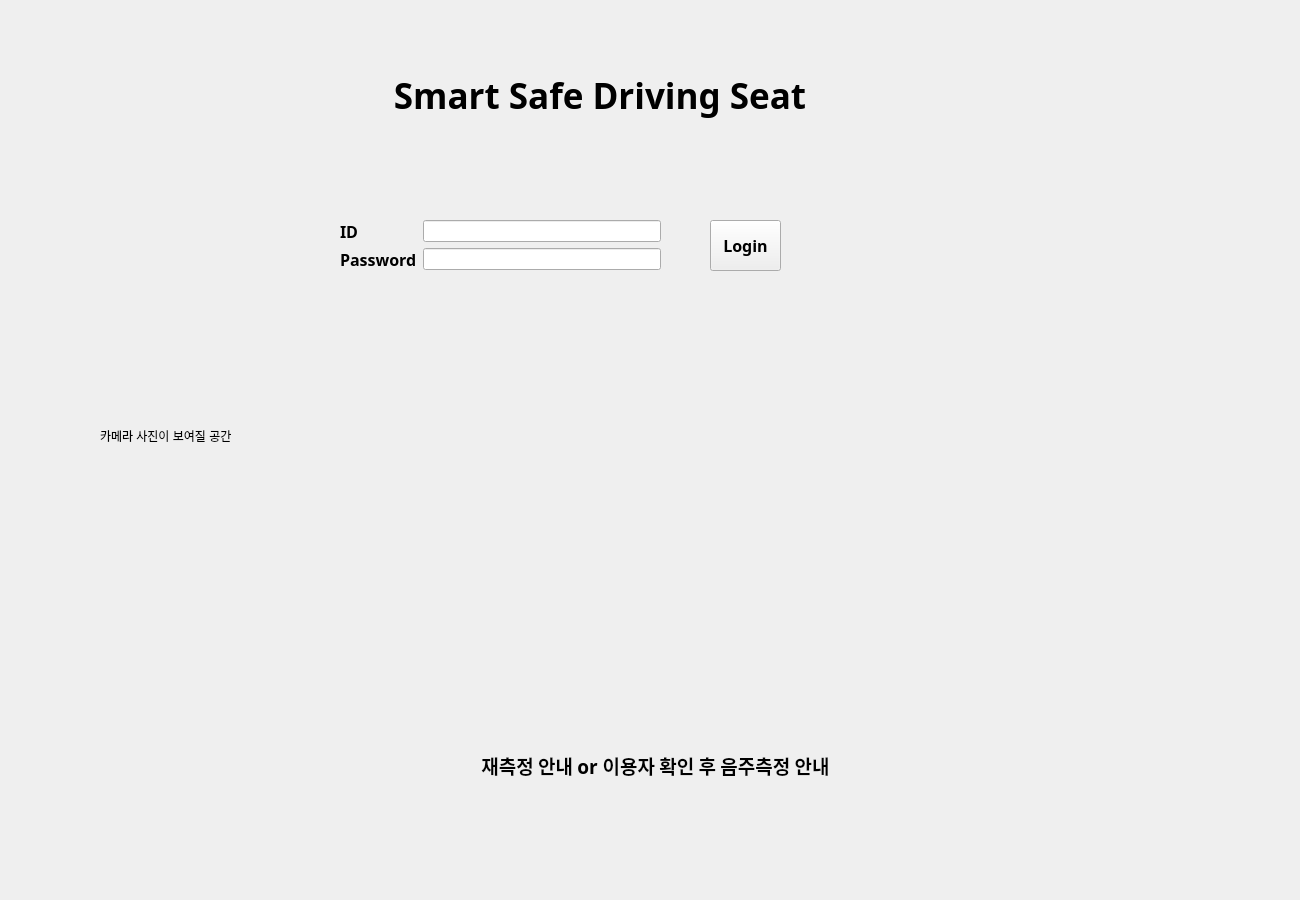
Before: the Qt Designer form pyqt_SSS.ui in curiousLionH/Capstone_Project, drawn with Qt 5.
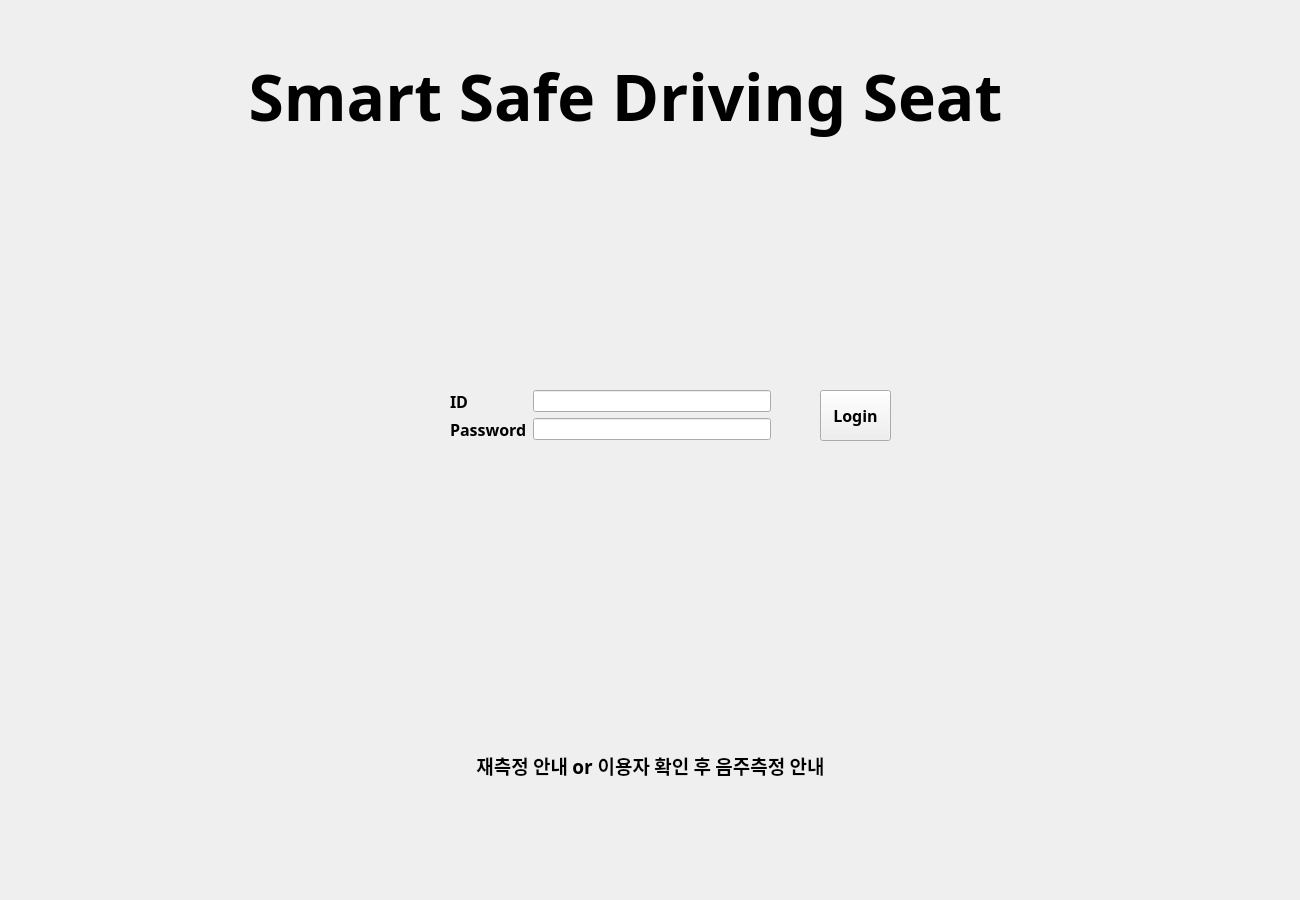
After: the same form once the commit is applied.

Commit message:
ui 변경
.

The edit to the form file:
```diff
--- a/pyqt_SSS.ui
+++ b/pyqt_SSS.ui
@@ -29,16 +29,16 @@
    <widget class="QLabel" name="label">
     <property name="geometry">
      <rect>
-      <x>300</x>
+      <x>160</x>
       <y>30</y>
-      <width>600</width>
+      <width>931</width>
       <height>131</height>
      </rect>
     </property>
     <property name="font">
      <font>
       <family>맑은 고딕</family>
-      <pointsize>26</pointsize>
+      <pointsize>48</pointsize>
       <weight>75</weight>
       <bold>true</bold>
      </font>
@@ -53,14 +53,14 @@
    <widget class="QLabel" name="camera_show_label">
     <property name="geometry">
      <rect>
-      <x>100</x>
-      <y>150</y>
-      <width>1081</width>
-      <height>571</height>
+      <x>340</x>
+      <y>220</y>
+      <width>640</width>
+      <height>480</height>
      </rect>
     </property>
     <property name="text">
-     <string>카메라 사진이 보여질 공간</string>
+     <string/>
     </property>
    </widget>
    <widget class="QLabel" name="user_guide_label">
@@ -69,9 +69,9 @@
     </property>
     <property name="geometry">
      <rect>
-      <x>330</x>
+      <x>10</x>
       <y>720</y>
-      <width>651</width>
+      <width>1281</width>
       <height>91</height>
      </rect>
     </property>
@@ -105,8 +105,8 @@
    <widget class="QWidget" name="formLayoutWidget">
     <property name="geometry">
      <rect>
-      <x>340</x>
-      <y>220</y>
+      <x>450</x>
+      <y>390</y>
       <width>321</width>
       <height>51</height>
      </rect>
@@ -156,8 +156,8 @@
    <widget class="QPushButton" name="camera_start_button">
     <property name="geometry">
      <rect>
-      <x>710</x>
-      <y>220</y>
+      <x>820</x>
+      <y>390</y>
       <width>71</width>
       <height>51</height>
      </rect>
```
